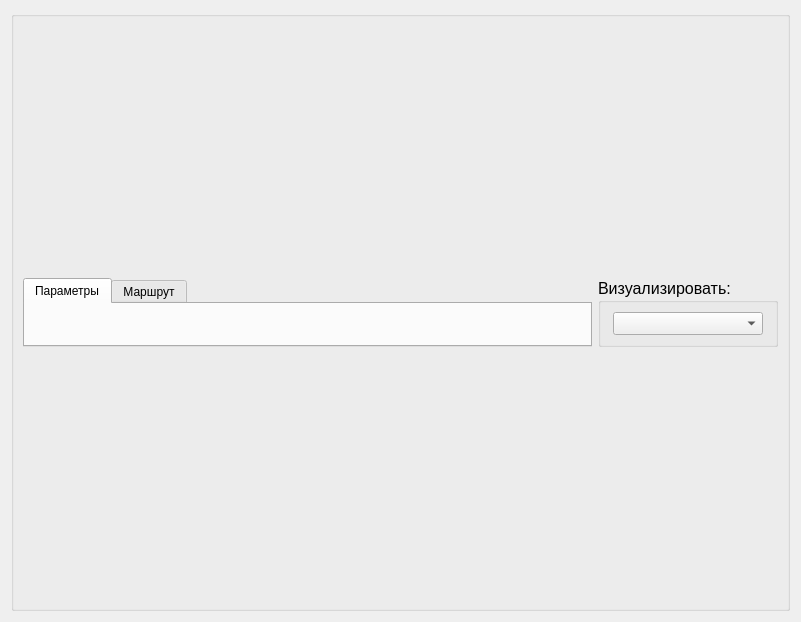
This is src/Application/GUI/UI/visualinfowidget.ui in Nisitka/air-trail-generator as Qt 5 draws it before an edit. The edited form follows.
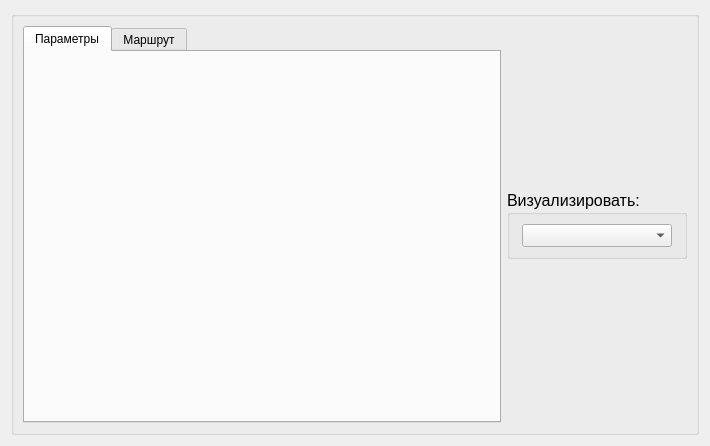
This is the edited form.

```diff
--- a/src/Application/GUI/UI/visualinfowidget.ui
+++ b/src/Application/GUI/UI/visualinfowidget.ui
@@ -6,8 +6,8 @@
    <rect>
     <x>0</x>
     <y>0</y>
-    <width>801</width>
-    <height>622</height>
+    <width>710</width>
+    <height>446</height>
    </rect>
   </property>
   <property name="windowTitle">
@@ -19,13 +19,11 @@
      <property name="title">
       <string/>
      </property>
-     <layout class="QVBoxLayout" name="verticalLayout">
-      <item>
-       <layout class="QHBoxLayout" name="horizontalLayout_3">
+     <layout class="QHBoxLayout" name="horizontalLayout_2">
         <item>
          <widget class="QTabWidget" name="addInfoTabWidget">
           <property name="sizePolicy">
-           <sizepolicy hsizetype="Minimum" vsizetype="Maximum">
+         <sizepolicy hsizetype="Preferred" vsizetype="Preferred">
             <horstretch>0</horstretch>
             <verstretch>0</verstretch>
            </sizepolicy>
@@ -61,6 +59,8 @@
          </widget>
         </item>
         <item>
+       <layout class="QVBoxLayout" name="verticalLayout_3">
+        <item>
          <widget class="QGroupBox" name="typeVisObjGroupBox">
           <property name="sizePolicy">
            <sizepolicy hsizetype="Maximum" vsizetype="Maximum">
@@ -101,12 +101,12 @@
           </layout>
          </widget>
         </item>
-       </layout>
-      </item>
       <item>
        <layout class="QVBoxLayout" name="areaDrawLayout"/>
       </item>
      </layout>
+      </item>
+     </layout>
     </widget>
    </item>
   </layout>
```
Left out of the diff: 2 changed lines with no effect on the pictures. Lines whose indentation alone changed are shown as unchanged.
